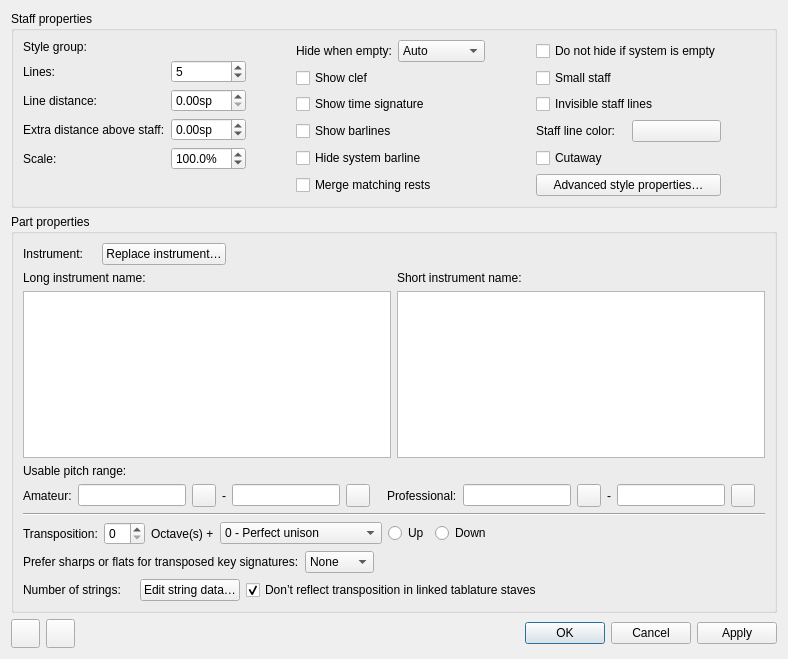
Above: src/notation/view/widgets/editstaff.ui from augustin64/MuseScore before the change. Below: the same form after it.
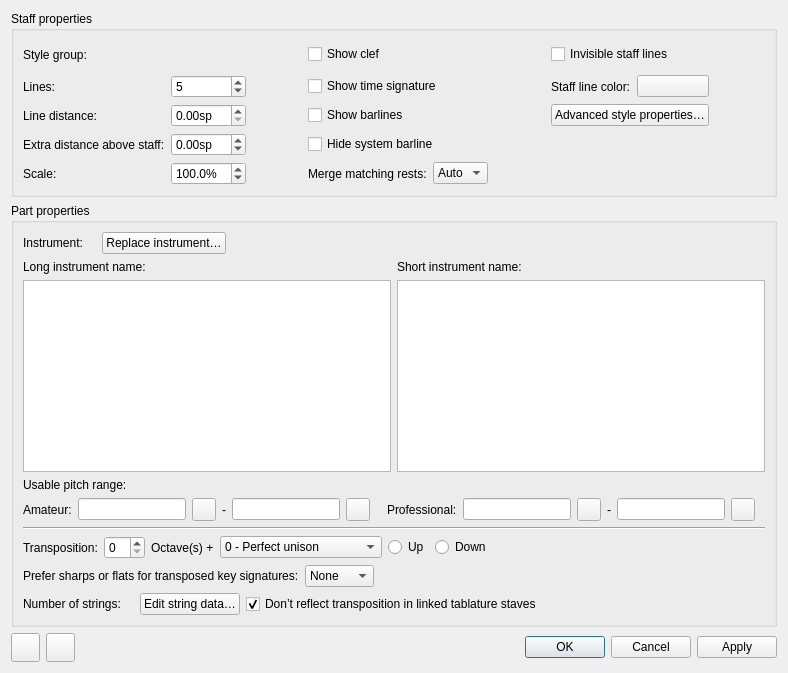
That is the form after the change. Custom widgets are drawn as their Qt base class.

Diff of the .ui file:
```diff
--- a/src/notation/view/widgets/editstaff.ui
+++ b/src/notation/view/widgets/editstaff.ui
@@ -7,7 +7,7 @@
     <x>0</x>
     <y>0</y>
     <width>788</width>
-    <height>659</height>
+    <height>673</height>
    </rect>
   </property>
   <property name="sizePolicy">
@@ -43,170 +43,152 @@
      <property name="title">
       <string>Staff properties</string>
      </property>
-     <layout class="QVBoxLayout" name="verticalLayout_2">
-      <item>
-       <layout class="QGridLayout" name="grid_StaffProps">
-        <item row="3" column="2">
-         <widget class="QCheckBox" name="showBarlines">
-          <property name="text">
-           <string>Show barlines</string>
-          </property>
-         </widget>
-        </item>
-        <item row="1" column="2">
+     <layout class="QGridLayout" name="gridLayout_2">
+      <item row="4" column="1">
+       <widget class="QDoubleSpinBox" name="mag">
+        <property name="suffix">
+         <string notr="true">%</string>
+        </property>
+        <property name="decimals">
+         <number>1</number>
+        </property>
+        <property name="minimum">
+         <double>10.000000000000000</double>
+        </property>
+        <property name="maximum">
+         <double>1000.000000000000000</double>
+        </property>
+        <property name="value">
+         <double>100.000000000000000</double>
+        </property>
+       </widget>
+      </item>
+      <item row="1" column="1">
+       <widget class="QSpinBox" name="lines">
+        <property name="minimum">
+         <number>1</number>
+        </property>
+        <property name="maximum">
+         <number>14</number>
+        </property>
+        <property name="value">
+         <number>5</number>
+        </property>
+       </widget>
+      </item>
+      <item row="0" column="3" colspan="2">
          <widget class="QCheckBox" name="showClef">
           <property name="text">
            <string>Show clef</string>
           </property>
          </widget>
         </item>
-        <item row="2" column="2">
-         <widget class="QCheckBox" name="showTimesig">
+      <item row="4" column="4">
+       <widget class="QComboBox" name="mergeMatchingRests">
+        <item>
           <property name="text">
-           <string>Show time signature</string>
-          </property>
-         </widget>
-        </item>
-        <item row="0" column="4">
-         <widget class="QCheckBox" name="showIfEmpty">
+          <string>Auto</string>
+         </property>
+        </item>
+        <item>
+         <property name="text">
+          <string>On</string>
+         </property>
+        </item>
+        <item>
+         <property name="text">
+          <string>Off</string>
+         </property>
+        </item>
+       </widget>
+      </item>
+      <item row="4" column="3">
+       <widget class="QLabel" name="label_3">
+        <property name="minimumSize">
+         <size>
+          <width>0</width>
+          <height>0</height>
+         </size>
+        </property>
           <property name="text">
-           <string>Do not hide if system is empty</string>
+         <string>Merge matching rests:</string>
+        </property>
+       </widget>
+      </item>
+      <item row="2" column="1">
+       <widget class="QDoubleSpinBox" name="lineDistance">
+        <property name="sizePolicy">
+         <sizepolicy hsizetype="Preferred" vsizetype="Fixed">
+          <horstretch>0</horstretch>
+          <verstretch>0</verstretch>
+         </sizepolicy>
+        </property>
+        <property name="suffix">
+         <string>sp</string>
+        </property>
+        <property name="singleStep">
+         <double>0.250000000000000</double>
+        </property>
+       </widget>
+      </item>
+      <item row="2" column="0">
+       <widget class="QLabel" name="labelLineDist">
+        <property name="text">
+         <string>Line distance:</string>
+        </property>
+        <property name="buddy">
+         <cstring>lineDistance</cstring>
+        </property>
+       </widget>
+      </item>
+      <item row="2" column="3" colspan="2">
+       <widget class="QCheckBox" name="showBarlines">
+        <property name="text">
+         <string>Show barlines</string>
           </property>
          </widget>
         </item>
         <item row="0" column="2">
-         <layout class="QHBoxLayout" name="horizontalLayout">
-          <item>
-           <widget class="QLabel" name="label_2">
-            <property name="text">
-             <string>Hide when empty:</string>
-            </property>
-            <property name="buddy">
-             <cstring>hideMode</cstring>
-            </property>
-           </widget>
-          </item>
-          <item>
-           <widget class="QComboBox" name="hideMode">
-            <item>
-             <property name="text">
-              <string>Auto</string>
-             </property>
-            </item>
-            <item>
-             <property name="text">
-              <string>Always</string>
-             </property>
-            </item>
-            <item>
-             <property name="text">
-              <string>Never</string>
-             </property>
-            </item>
-            <item>
-             <property name="text">
-              <string>Instrument</string>
-             </property>
-            </item>
-           </widget>
-          </item>
-         </layout>
-        </item>
-        <item row="3" column="4">
-         <layout class="QHBoxLayout" name="hLayout_LineColor">
-          <item>
-           <widget class="QLabel" name="labelColor">
-            <property name="text">
-             <string>Staff line color:</string>
-            </property>
-            <property name="buddy">
-             <cstring>color</cstring>
-            </property>
-           </widget>
-          </item>
-          <item>
-           <widget class="Awl::ColorLabel" name="color">
-            <property name="focusPolicy">
-             <enum>Qt::TabFocus</enum>
-            </property>
-           </widget>
-          </item>
-         </layout>
-        </item>
-        <item row="2" column="4">
-         <widget class="QCheckBox" name="invisible">
-          <property name="text">
-           <string>Invisible staff lines</string>
-          </property>
-         </widget>
-        </item>
-        <item row="0" column="1">
          <spacer name="horizontalSpacer_5">
           <property name="orientation">
            <enum>Qt::Horizontal</enum>
           </property>
           <property name="sizeHint" stdset="0">
            <size>
-            <width>0</width>
-            <height>0</height>
+          <width>13</width>
+          <height>13</height>
            </size>
           </property>
          </spacer>
         </item>
-        <item row="4" column="2">
-         <widget class="QCheckBox" name="hideSystemBarLine">
-          <property name="text">
-           <string>Hide system barline</string>
-          </property>
-         </widget>
-        </item>
-        <item row="4" column="4">
-         <widget class="QCheckBox" name="cutaway">
-          <property name="text">
-           <string>Cutaway</string>
-          </property>
-         </widget>
-        </item>
-        <item row="0" column="3">
+      <item row="3" column="1">
+       <widget class="QDoubleSpinBox" name="spinExtraDistance">
+        <property name="suffix">
+         <string>sp</string>
+        </property>
+        <property name="minimum">
+         <double>-50.000000000000000</double>
+        </property>
+        <property name="maximum">
+         <double>50.000000000000000</double>
+        </property>
+        <property name="singleStep">
+         <double>0.250000000000000</double>
+        </property>
+       </widget>
+      </item>
+      <item row="0" column="5">
          <spacer name="horizontalSpacer_6">
           <property name="orientation">
            <enum>Qt::Horizontal</enum>
           </property>
           <property name="sizeHint" stdset="0">
            <size>
-            <width>0</width>
-            <height>0</height>
+          <width>13</width>
+          <height>29</height>
            </size>
           </property>
          </spacer>
-        </item>
-        <item row="5" column="2">
-         <widget class="QCheckBox" name="mergeMatchingRests">
-          <property name="text">
-           <string>Merge matching rests</string>
-          </property>
-         </widget>
-        </item>
-        <item row="1" column="4">
-         <widget class="QCheckBox" name="isSmallCheckbox">
-          <property name="text">
-           <string>Small staff</string>
-          </property>
-         </widget>
-        </item>
-        <item row="0" column="0" rowspan="6">
-         <layout class="QFormLayout" name="formLayout">
-          <property name="fieldGrowthPolicy">
-           <enum>QFormLayout::AllNonFixedFieldsGrow</enum>
-          </property>
-          <property name="labelAlignment">
-           <set>Qt::AlignLeading|Qt::AlignLeft|Qt::AlignVCenter</set>
-          </property>
-          <property name="horizontalSpacing">
-           <number>6</number>
-          </property>
-          <item row="0" column="1">
-           <widget class="QLabel" name="staffGroupName"/>
           </item>
           <item row="1" column="0">
            <widget class="QLabel" name="labelNumOfLines">
@@ -221,46 +203,14 @@
             </property>
            </widget>
           </item>
-          <item row="1" column="1">
-           <widget class="QSpinBox" name="lines">
-            <property name="minimum">
-             <number>1</number>
-            </property>
-            <property name="maximum">
-             <number>14</number>
-            </property>
-            <property name="value">
-             <number>5</number>
-            </property>
-           </widget>
-          </item>
-          <item row="2" column="0">
-           <widget class="QLabel" name="labelLineDist">
+      <item row="1" column="3" colspan="2">
+       <widget class="QCheckBox" name="showTimesig">
             <property name="text">
-             <string>Line distance:</string>
-            </property>
-            <property name="buddy">
-             <cstring>lineDistance</cstring>
-            </property>
-           </widget>
-          </item>
-          <item row="2" column="1">
-           <widget class="QDoubleSpinBox" name="lineDistance">
-            <property name="sizePolicy">
-             <sizepolicy hsizetype="Preferred" vsizetype="Fixed">
-              <horstretch>0</horstretch>
-              <verstretch>0</verstretch>
-             </sizepolicy>
-            </property>
-            <property name="suffix">
-             <string>sp</string>
-            </property>
-            <property name="singleStep">
-             <double>0.250000000000000</double>
-            </property>
-           </widget>
-          </item>
-          <item row="4" column="0">
+         <string>Show time signature</string>
+        </property>
+       </widget>
+      </item>
+      <item row="3" column="0">
            <widget class="QLabel" name="labelExtraDist">
             <property name="text">
              <string>Extra distance above staff:</string>
@@ -270,50 +220,8 @@
             </property>
            </widget>
           </item>
-          <item row="4" column="1">
-           <widget class="QDoubleSpinBox" name="spinExtraDistance">
-            <property name="suffix">
-             <string>sp</string>
-            </property>
-            <property name="minimum">
-             <double>-50.000000000000000</double>
-            </property>
-            <property name="maximum">
-             <double>50.000000000000000</double>
-            </property>
-            <property name="singleStep">
-             <double>0.250000000000000</double>
-            </property>
-           </widget>
-          </item>
-          <item row="5" column="0">
-           <widget class="QLabel" name="label">
-            <property name="text">
-             <string>Scale:</string>
-            </property>
-            <property name="buddy">
-             <cstring>mag</cstring>
-            </property>
-           </widget>
-          </item>
-          <item row="5" column="1">
-           <widget class="QDoubleSpinBox" name="mag">
-            <property name="suffix">
-             <string>%</string>
-            </property>
-            <property name="decimals">
-             <number>1</number>
-            </property>
-            <property name="minimum">
-             <double>10.000000000000000</double>
-            </property>
-            <property name="maximum">
-             <double>1000.000000000000000</double>
-            </property>
-            <property name="value">
-             <double>100.000000000000000</double>
-            </property>
-           </widget>
+      <item row="0" column="1">
+       <widget class="QLabel" name="staffGroupName"/>
           </item>
           <item row="0" column="0">
            <widget class="QLabel" name="labelStaffGroup">
@@ -325,30 +233,67 @@
             </property>
            </widget>
           </item>
-         </layout>
-        </item>
-        <item row="5" column="4">
+      <item row="4" column="0">
+       <widget class="QLabel" name="label">
+        <property name="text">
+         <string>Scale:</string>
+        </property>
+        <property name="buddy">
+         <cstring>mag</cstring>
+        </property>
+       </widget>
+      </item>
+      <item row="3" column="3" colspan="2">
+       <widget class="QCheckBox" name="hideSystemBarLine">
+        <property name="text">
+         <string>Hide system barline</string>
+        </property>
+       </widget>
+      </item>
+      <item row="0" column="8">
+       <spacer name="horizontalSpacer_8">
+        <property name="orientation">
+         <enum>Qt::Orientation::Horizontal</enum>
+        </property>
+        <property name="sizeHint" stdset="0">
+         <size>
+          <width>13</width>
+          <height>13</height>
+         </size>
+        </property>
+       </spacer>
+      </item>
+      <item row="0" column="6" colspan="2">
+       <widget class="QCheckBox" name="invisible">
+        <property name="text">
+         <string>Invisible staff lines</string>
+        </property>
+       </widget>
+      </item>
+      <item row="1" column="6">
+       <widget class="QLabel" name="labelColor">
+        <property name="text">
+         <string>Staff line color:</string>
+        </property>
+        <property name="buddy">
+         <cstring>color</cstring>
+        </property>
+       </widget>
+      </item>
+      <item row="1" column="7">
+       <widget class="Awl::ColorLabel" name="color">
+        <property name="focusPolicy">
+         <enum>Qt::FocusPolicy::TabFocus</enum>
+        </property>
+       </widget>
+      </item>
+      <item row="2" column="6" colspan="2">
          <widget class="QPushButton" name="changeStaffType">
           <property name="text">
            <string>Advanced style properties…</string>
           </property>
          </widget>
         </item>
-        <item row="0" column="5">
-         <spacer name="horizontalSpacer_8">
-          <property name="orientation">
-           <enum>Qt::Horizontal</enum>
-          </property>
-          <property name="sizeHint" stdset="0">
-           <size>
-            <width>0</width>
-            <height>0</height>
-           </size>
-          </property>
-         </spacer>
-        </item>
-       </layout>
-      </item>
      </layout>
     </widget>
    </item>
```
Left out of the diff: 39 changed lines with no effect on the pictures. Lines whose indentation alone changed are shown as unchanged.
